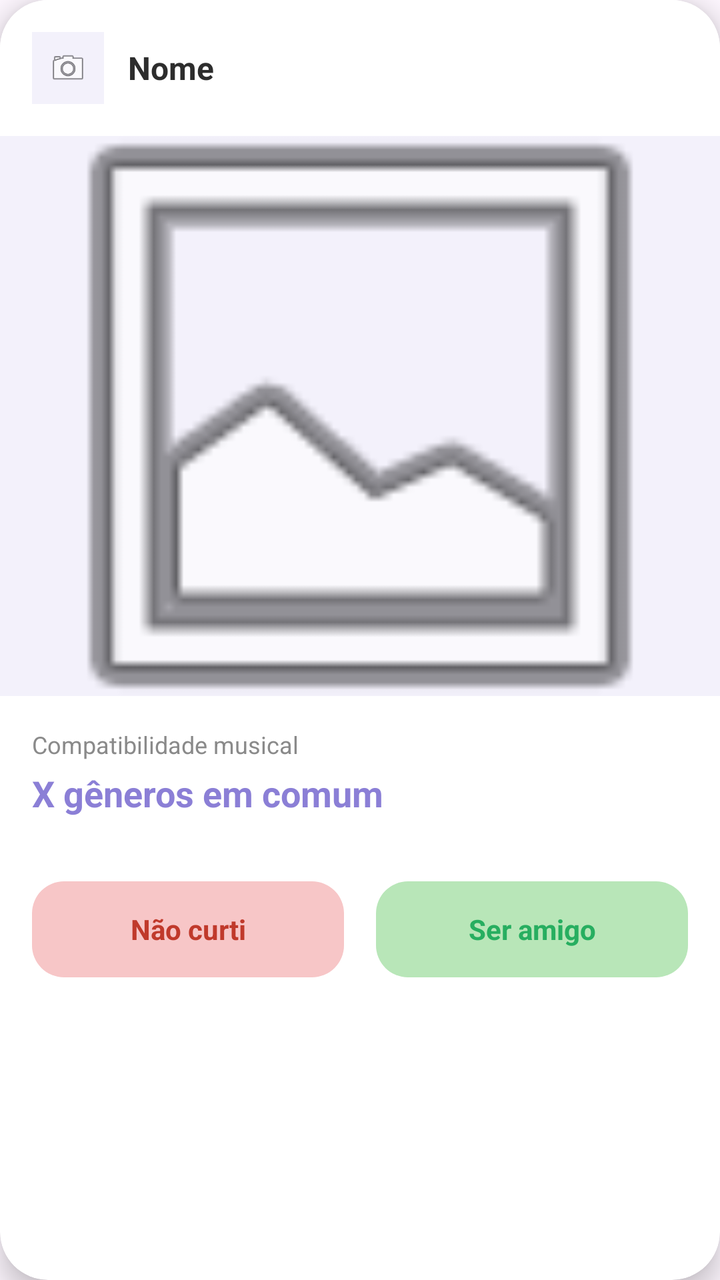
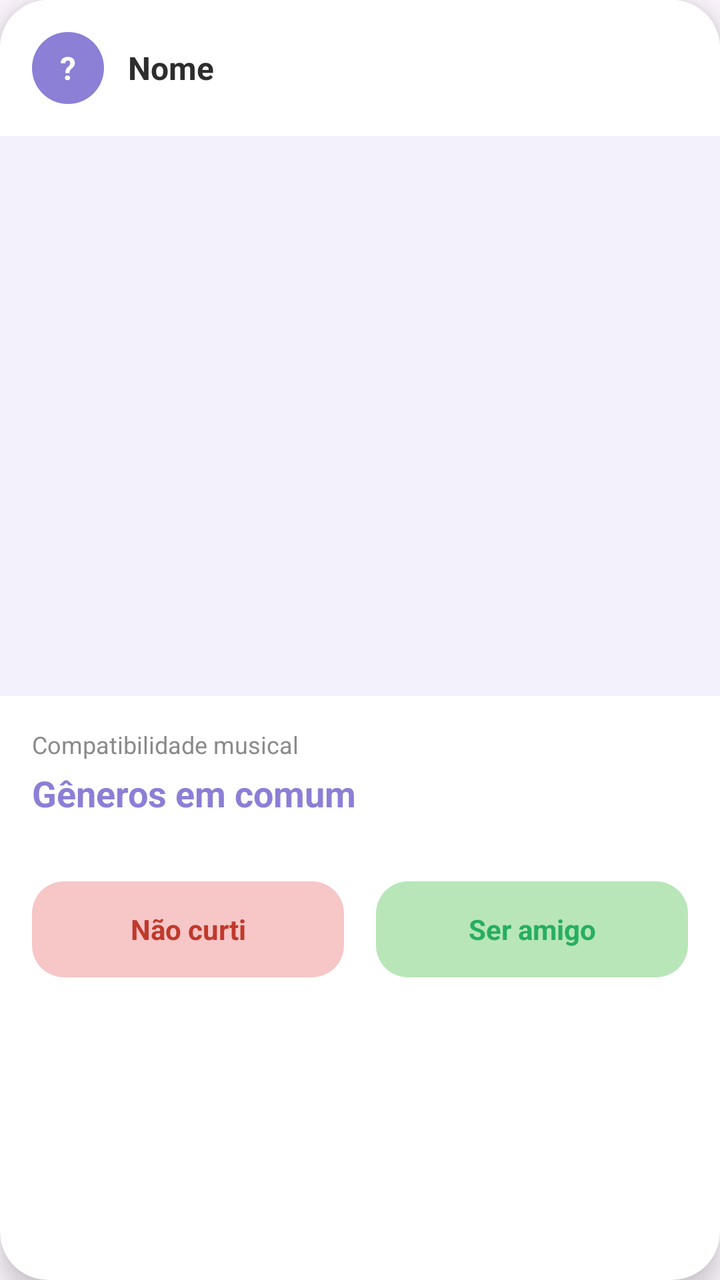

Two renders of the same Android screen: before a commit and after it. Below are the layout's source before the change and the commit's diff.
<!-- AndroidManifest.xml: application theme Theme.MeetBeat -->
<!-- res/layout/item_match_card.xml -->
<?xml version="1.0" encoding="utf-8"?>
<androidx.cardview.widget.CardView xmlns:android="http://schemas.android.com/apk/res/android"
    xmlns:app="http://schemas.android.com/apk/res-auto"
    android:layout_width="match_parent"
    android:layout_height="wrap_content"
    android:layout_margin="16dp"
    app:cardCornerRadius="24dp"
    app:cardElevation="8dp">

    <LinearLayout
        android:layout_width="match_parent"
        android:layout_height="wrap_content"
        android:orientation="vertical"
        android:background="@color/card_background">

        
        <LinearLayout
            android:layout_width="match_parent"
            android:layout_height="wrap_content"
            android:orientation="horizontal"
            android:padding="16dp"
            android:gravity="center_vertical">

            <ImageView
                android:layout_width="36dp"
                android:layout_height="36dp"
                android:background="@color/purple_light"
                android:src="@android:drawable/ic_menu_camera"
                android:padding="8dp" />

            <TextView
                android:id="@+id/textNome"
                android:layout_width="0dp"
                android:layout_height="wrap_content"
                android:layout_weight="1"
                android:layout_marginStart="12dp"
                android:text="Nome"
                android:textColor="@color/text_dark"
                android:textSize="16sp"
                android:textStyle="bold" />

        </LinearLayout>

        
        <ImageView
            android:layout_width="match_parent"
            android:layout_height="280dp"
            android:background="@color/purple_light"
            android:scaleType="centerCrop"
            android:src="@android:drawable/ic_menu_gallery" />

        
        <LinearLayout
            android:layout_width="match_parent"
            android:layout_height="wrap_content"
            android:orientation="vertical"
            android:padding="16dp">

            <TextView
                android:text="Compatibilidade musical"
                android:textColor="@color/text_gray"
                android:textSize="12sp"
                android:layout_width="wrap_content"
                android:layout_height="wrap_content" />

            <TextView
                android:id="@+id/textScore"
                android:layout_width="wrap_content"
                android:layout_height="wrap_content"
                android:text="X gêneros em comum"
                android:textColor="@color/purple_primary"
                android:textSize="18sp"
                android:textStyle="bold"
                android:layout_marginTop="4dp" />

        </LinearLayout>

        
        <LinearLayout
            android:layout_width="match_parent"
            android:layout_height="wrap_content"
            android:orientation="horizontal"
            android:padding="16dp"
            android:weightSum="2">

            <TextView
                android:id="@+id/btnRejeitar"
                android:layout_width="0dp"
                android:layout_height="48dp"
                android:layout_weight="1"
                android:layout_marginEnd="8dp"
                android:background="@drawable/bg_button_reject"
                android:gravity="center"
                android:text="Não curti"
                android:textColor="#C0392B"
                android:textStyle="bold"
                android:clickable="true"
                android:focusable="true" />

            <TextView
                android:id="@+id/btnCurtir"
                android:layout_width="0dp"
                android:layout_height="48dp"
                android:layout_weight="1"
                android:layout_marginStart="8dp"
                android:background="@drawable/bg_button_accept"
                android:gravity="center"
                android:text="Ser amigo"
                android:textColor="#27AE60"
                android:textStyle="bold"
                android:clickable="true"
                android:focusable="true" />

        </LinearLayout>

    </LinearLayout>

</androidx.cardview.widget.CardView>
<!-- resources referenced by this layout -->
<resources>
  <color name="card_background">#FFFFFF</color>
  <color name="purple_light">#F3F1FB</color>
  <color name="purple_primary">#8B7FD6</color>
  <color name="text_dark">#2D2D2D</color>
  <color name="text_gray">#8A8A8A</color>
  <!-- drawable bg_button_accept (drawable) -->
  <?xml version="1.0" encoding="utf-8"?>
  <shape xmlns:android="http://schemas.android.com/apk/res/android"
      android:shape="rectangle">
      <solid android:color="@color/accept_green" />
      <corners android:radius="16dp" />
  </shape>
  <!-- drawable bg_button_reject (drawable) -->
  <?xml version="1.0" encoding="utf-8"?>
  <shape xmlns:android="http://schemas.android.com/apk/res/android"
      android:shape="rectangle">
      <solid android:color="@color/reject_pink" />
      <corners android:radius="16dp" />
  </shape>
  <style name="Theme.MeetBeat" parent="Base.Theme.MeetBeat" />
  <color name="accept_green">#B8E6B8</color>
  <color name="reject_pink">#F7C6C7</color>
  <style name="Base.Theme.MeetBeat" parent="Theme.Material3.DayNight.NoActionBar">
          
          
      </style>
</resources>

<!-- the commit's change to res/layout/item_match_card.xml (unified diff, before → after) -->
@@ -21,12 +21,16 @@
             android:padding="16dp"
             android:gravity="center_vertical">
 
-            <ImageView
+            <TextView
+                android:id="@+id/textAvatarInicial"
                 android:layout_width="36dp"
                 android:layout_height="36dp"
-                android:background="@color/purple_light"
-                android:src="@android:drawable/ic_menu_camera"
-                android:padding="8dp" />
+                android:gravity="center"
+                android:textColor="#FFFFFF"
+                android:textStyle="bold"
+                android:textSize="16sp"
+                android:background="@drawable/bg_avatar_circle"
+                android:text="?" />
 
             <TextView
                 android:id="@+id/textNome"
@@ -43,11 +47,11 @@
 
         
         <ImageView
+            android:id="@+id/imageCardBackground"
             android:layout_width="match_parent"
             android:layout_height="280dp"
             android:background="@color/purple_light"
-            android:scaleType="centerCrop"
-            android:src="@android:drawable/ic_menu_gallery" />
+            android:scaleType="centerCrop" />
 
         
         <LinearLayout
@@ -67,7 +71,7 @@
                 android:id="@+id/textScore"
                 android:layout_width="wrap_content"
                 android:layout_height="wrap_content"
-                android:text="X gêneros em comum"
+                android:text="Gêneros em comum"
                 android:textColor="@color/purple_primary"
                 android:textSize="18sp"
                 android:textStyle="bold"
<!-- resource entries referenced after the edit -->
@@ -5,6 +5,12 @@
   <color name="purple_primary">#8B7FD6</color>
   <color name="text_dark">#2D2D2D</color>
   <color name="text_gray">#8A8A8A</color>
+  <!-- drawable bg_avatar_circle (drawable) -->
+  <?xml version="1.0" encoding="utf-8"?>
+  <shape xmlns:android="http://schemas.android.com/apk/res/android"
+      android:shape="oval">
+      <solid android:color="@color/purple_primary" />
+  </shape>
   <!-- drawable bg_button_accept (drawable) -->
   <?xml version="1.0" encoding="utf-8"?>
   <shape xmlns:android="http://schemas.android.com/apk/res/android"
